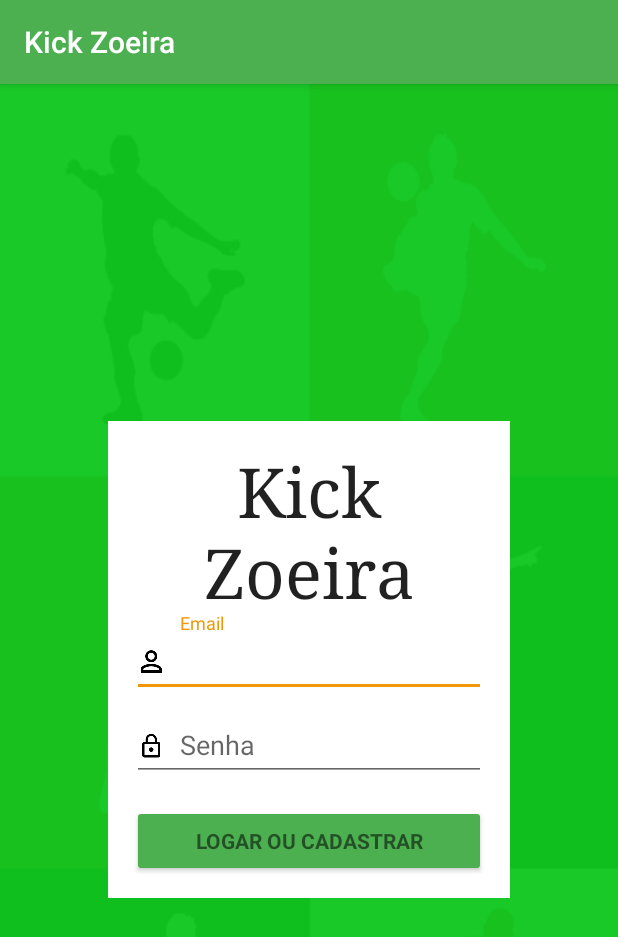
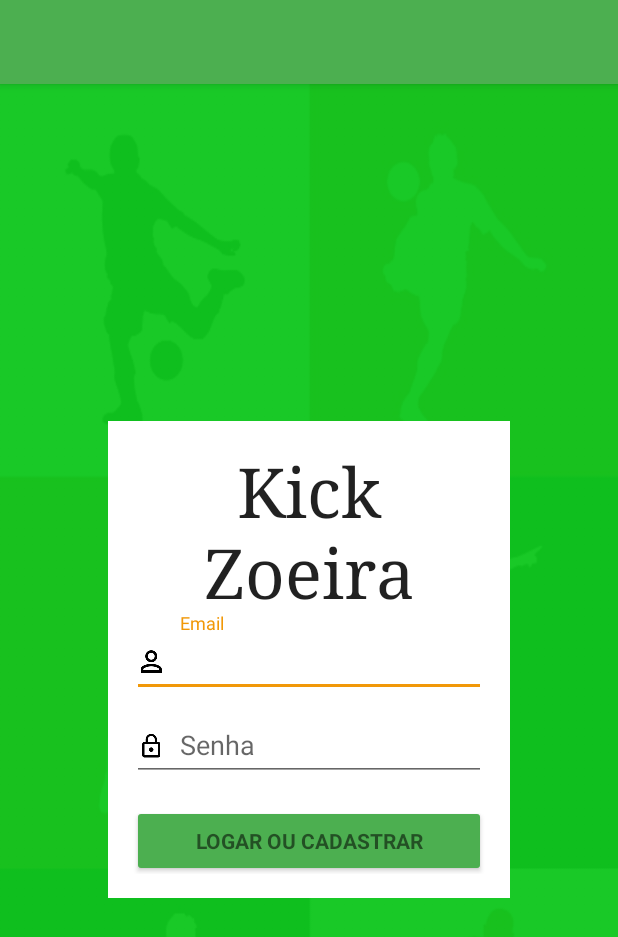
Before and after one commit to jordaoesa/KickZoeira, an Android app: the screen it shows after launch (LoginActivity), on a phone screen of 412 x 824 dp. Shown: the top 937 px of the screen. Run offline under Robolectric (Android 15) with nearby library versions, the phone set to English and light mode, and no system bars; our stand-ins replace Firebase (no records; nobody signed in at launch, a user with empty details on screens opened directly); libraries missing offline, so code that uses them is left out: com.facebook, com.facebook.appevents; 2 statements that could not run were skipped.

Commit message:
no name login bar

```diff
--- a/app/src/main/java/br/edu/ufcg/kickzoeira/activities/LoginActivity.java
+++ b/app/src/main/java/br/edu/ufcg/kickzoeira/activities/LoginActivity.java
@@ -41,6 +41,7 @@ public class LoginActivity extends AppCompatActivity {
     protected void onCreate(Bundle savedInstanceState) {
         super.onCreate(savedInstanceState);
         setContentView(R.layout.activity_login);
+        setTitle("");
 
         edtEmail = (AutoCompleteTextView) findViewById(R.id.editText);
         edtPass = (EditText) findViewById(R.id.editText2);
```
